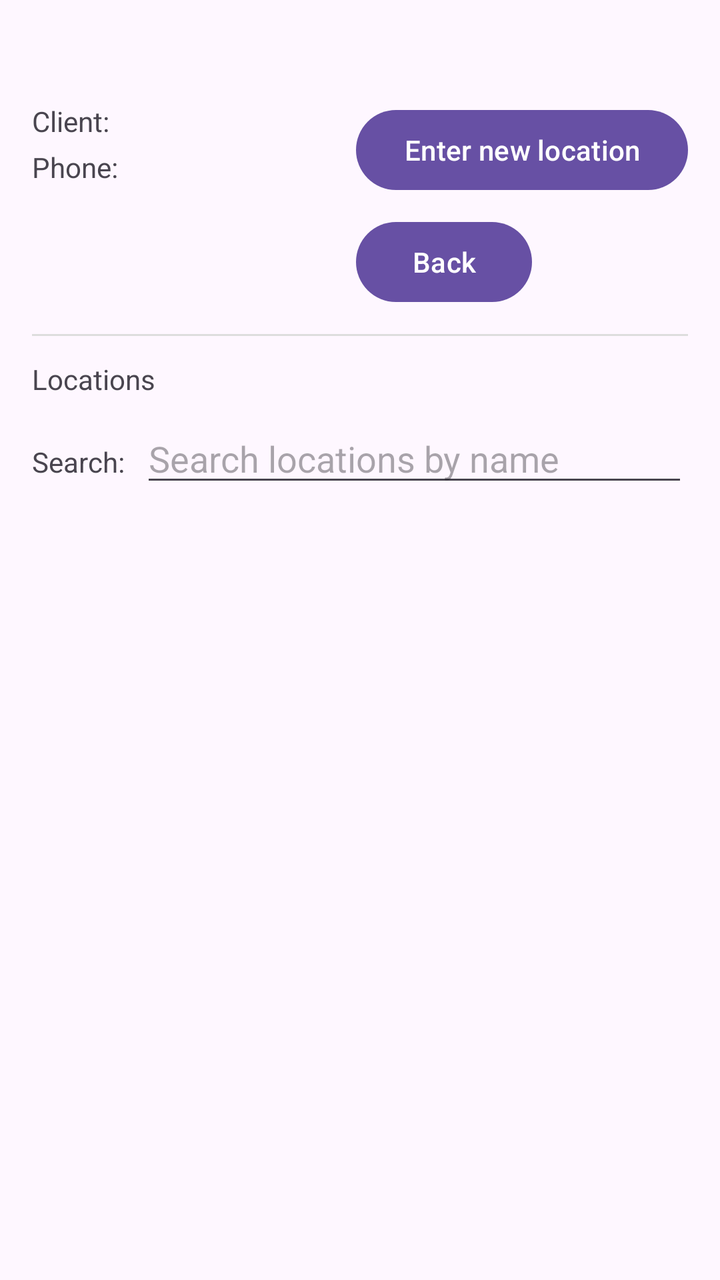
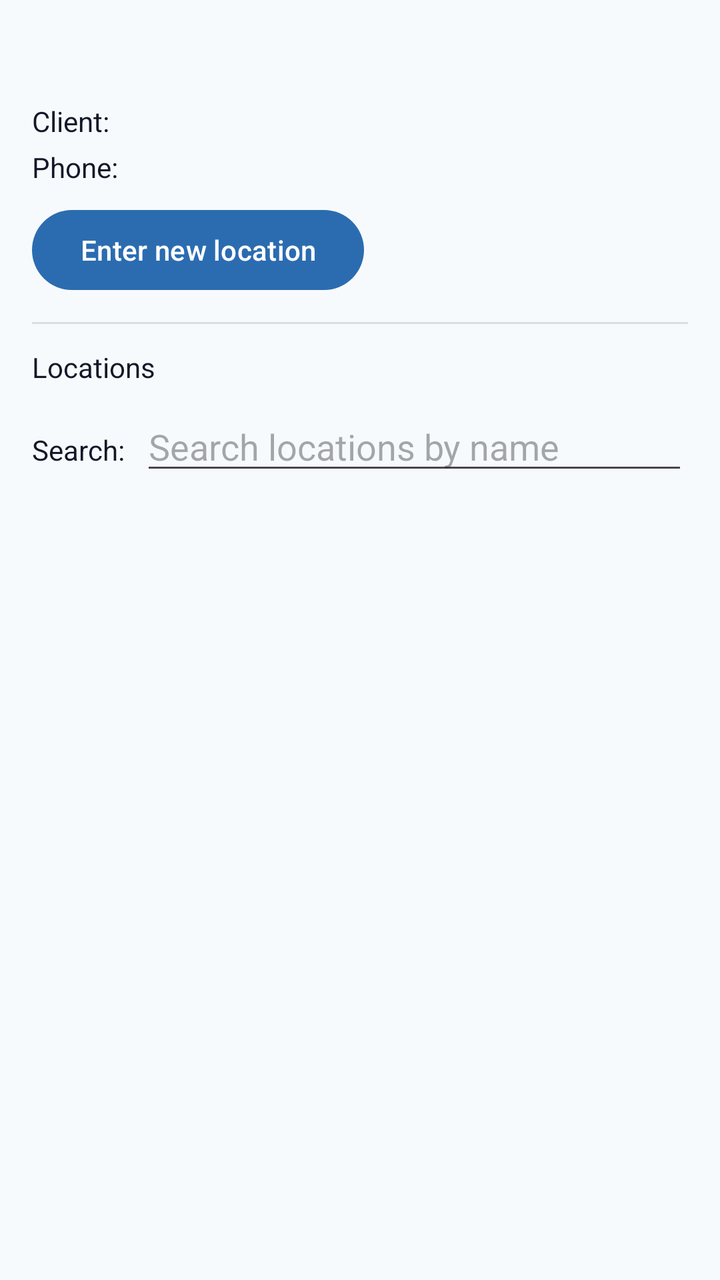

Screens rendered from an Android XML layout before and after an edit, with the pre-edit source and the edit as a unified diff.
<!-- AndroidManifest.xml: application theme Theme.MyApplication -->
<!-- res/layout/activity_client_locations.xml -->
<?xml version="1.0" encoding="utf-8"?>
<ScrollView xmlns:android="http://schemas.android.com/apk/res/android"
    android:layout_width="match_parent"
    android:layout_height="match_parent">

    <LinearLayout
        android:layout_width="match_parent"
        android:layout_height="wrap_content"
        android:orientation="vertical"
        android:padding="16dp">

        <TextView
            android:id="@+id/lblHeader"
            android:layout_width="wrap_content"
            android:layout_height="wrap_content"
            android:textSize="20sp"
            android:textStyle="bold" />

        <LinearLayout
            android:layout_width="match_parent"
            android:layout_height="wrap_content"
            android:orientation="horizontal"
            android:layout_marginTop="8dp">

            <LinearLayout
                android:layout_width="0dp"
                android:layout_height="wrap_content"
                android:layout_weight="1"
                android:orientation="vertical">
                <LinearLayout android:layout_width="wrap_content" android:layout_height="wrap_content" android:orientation="horizontal">
                    <TextView android:layout_width="wrap_content" android:layout_height="wrap_content" android:text="Client:" />
                    <TextView android:id="@+id/lblClientName" android:layout_width="wrap_content" android:layout_height="wrap_content" android:layout_marginStart="8dp" />
                </LinearLayout>
                <LinearLayout android:layout_width="wrap_content" android:layout_height="wrap_content" android:orientation="horizontal" android:layout_marginTop="4dp">
                    <TextView android:layout_width="wrap_content" android:layout_height="wrap_content" android:text="Phone:" />
                    <TextView android:id="@+id/lblPhoneNumber" android:layout_width="wrap_content" android:layout_height="wrap_content" android:layout_marginStart="8dp" />
                </LinearLayout>
            </LinearLayout>

            <LinearLayout
                android:layout_width="wrap_content"
                android:layout_height="wrap_content"
                android:orientation="vertical">
                <Button
                    android:id="@+id/btnEnterNewLocation"
                    android:layout_width="wrap_content"
                    android:layout_height="wrap_content"
                    android:text="Enter new location" />
                <Button
                    android:id="@+id/btnBackLocations"
                    android:layout_width="wrap_content"
                    android:layout_height="wrap_content"
                    android:text="Back"
                    android:layout_marginTop="8dp" />
            </LinearLayout>
        </LinearLayout>

        <View android:layout_width="match_parent" android:layout_height="1dp" android:background="#DDDDDD" android:layout_marginTop="12dp" />

        <TextView android:layout_width="wrap_content" android:layout_height="wrap_content" android:text="Locations" android:layout_marginTop="12dp" />

        <LinearLayout android:layout_width="match_parent" android:layout_height="wrap_content" android:orientation="horizontal" android:layout_marginTop="8dp">
            <TextView android:layout_width="wrap_content" android:layout_height="wrap_content" android:text="Search:" />
            <EditText android:id="@+id/tfSearchLocations" android:layout_width="0dp" android:layout_height="wrap_content" android:layout_weight="1" android:hint="Search locations by name" android:layout_marginStart="8dp" />
        </LinearLayout>

        <LinearLayout
            android:id="@+id/llLocationsContainer"
            android:layout_width="match_parent"
            android:layout_height="wrap_content"
            android:orientation="horizontal"
            android:layout_marginTop="12dp"
            android:baselineAligned="false"
            android:layoutDirection="ltr"
            android:gravity="start"
            android:padding="4dp"
            android:weightSum="1"
            >
            
        </LinearLayout>

    </LinearLayout>

</ScrollView>
<!-- resources referenced by this layout -->
<resources>
  <style name="Theme.MyApplication" parent="Base.Theme.MyApplication" />
  <style name="Base.Theme.MyApplication" parent="Theme.Material3.DayNight.NoActionBar">
          
          
      </style>
</resources>

<!-- the commit's change to res/layout/activity_client_locations.xml (unified diff, before → after) -->
@@ -35,23 +35,15 @@
                     <TextView android:layout_width="wrap_content" android:layout_height="wrap_content" android:text="Phone:" />
                     <TextView android:id="@+id/lblPhoneNumber" android:layout_width="wrap_content" android:layout_height="wrap_content" android:layout_marginStart="8dp" />
                 </LinearLayout>
-            </LinearLayout>
 
-            <LinearLayout
-                android:layout_width="wrap_content"
-                android:layout_height="wrap_content"
-                android:orientation="vertical">
-                <Button
-                    android:id="@+id/btnEnterNewLocation"
-                    android:layout_width="wrap_content"
-                    android:layout_height="wrap_content"
-                    android:text="Enter new location" />
-                <Button
-                    android:id="@+id/btnBackLocations"
-                    android:layout_width="wrap_content"
-                    android:layout_height="wrap_content"
-                    android:text="Back"
-                    android:layout_marginTop="8dp" />
+                <LinearLayout android:layout_width="wrap_content" android:layout_height="wrap_content" android:orientation="horizontal" android:layout_marginTop="8dp">
+                    <Button
+                        style="@style/AppButton"
+                        android:id="@+id/btnEnterNewLocation"
+                        android:layout_width="wrap_content"
+                        android:layout_height="wrap_content"
+                        android:text="Enter new location" />
+                </LinearLayout>
             </LinearLayout>
         </LinearLayout>
 
@@ -61,23 +53,21 @@
 
         <LinearLayout android:layout_width="match_parent" android:layout_height="wrap_content" android:orientation="horizontal" android:layout_marginTop="8dp">
             <TextView android:layout_width="wrap_content" android:layout_height="wrap_content" android:text="Search:" />
-            <EditText android:id="@+id/tfSearchLocations" android:layout_width="0dp" android:layout_height="wrap_content" android:layout_weight="1" android:hint="Search locations by name" android:layout_marginStart="8dp" />
+            <EditText style="@style/AppInput" android:id="@+id/tfSearchLocations" android:layout_width="0dp" android:layout_height="wrap_content" android:layout_weight="1" android:hint="Search locations by name" android:layout_marginStart="8dp" />
         </LinearLayout>
+
+            <androidx.recyclerview.widget.RecyclerView
+                android:id="@+id/rcLocations"
+                android:layout_width="match_parent"
+                android:layout_height="wrap_content"
+                android:layout_marginTop="12dp" />
 
         <LinearLayout
             android:id="@+id/llLocationsContainer"
             android:layout_width="match_parent"
             android:layout_height="wrap_content"
-            android:orientation="horizontal"
-            android:layout_marginTop="12dp"
-            android:baselineAligned="false"
-            android:layoutDirection="ltr"
-            android:gravity="start"
-            android:padding="4dp"
-            android:weightSum="1"
-            >
-            
-        </LinearLayout>
+            android:orientation="vertical"
+            android:layout_marginTop="12dp" />
 
     </LinearLayout>
 
<!-- resource entries referenced after the edit -->
@@ -2,8 +2,17 @@
 <resources>
   <style name="Theme.MyApplication" parent="Base.Theme.MyApplication" />
   <style name="Base.Theme.MyApplication" parent="Theme.Material3.DayNight.NoActionBar">
-          
-          
+          <item name="colorPrimary">@color/primary</item>
+          <item name="colorPrimaryVariant">@color/primary_variant</item>
+          <item name="colorOnPrimary">@color/on_primary</item>
+          <item name="android:colorBackground">@color/background</item>
+          <item name="android:textColor">@color/text_primary</item>
+          <item name="android:windowBackground">@color/background</item>
       </style>
+  <color name="primary">#2B6CB0</color>
+  <color name="primary_variant">#245a93</color>
+  <color name="on_primary">#FFFFFFFF</color>
+  <color name="background">#F7FAFC</color>
+  <color name="text_primary">#111827</color>
 </resources>
 
